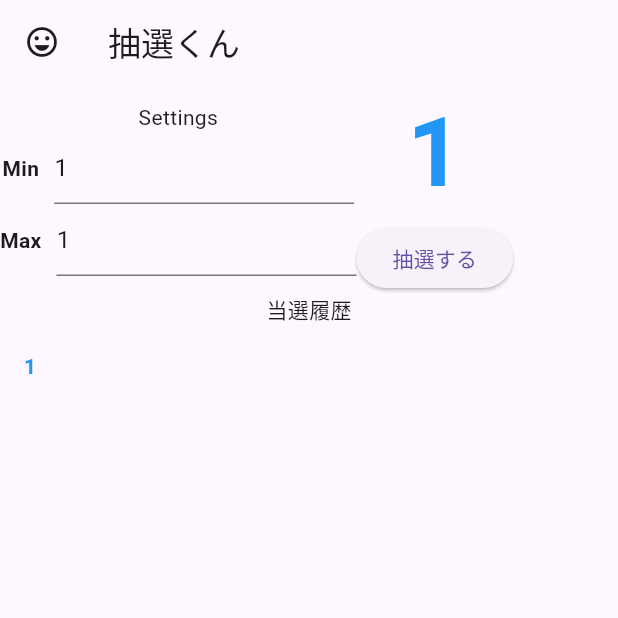
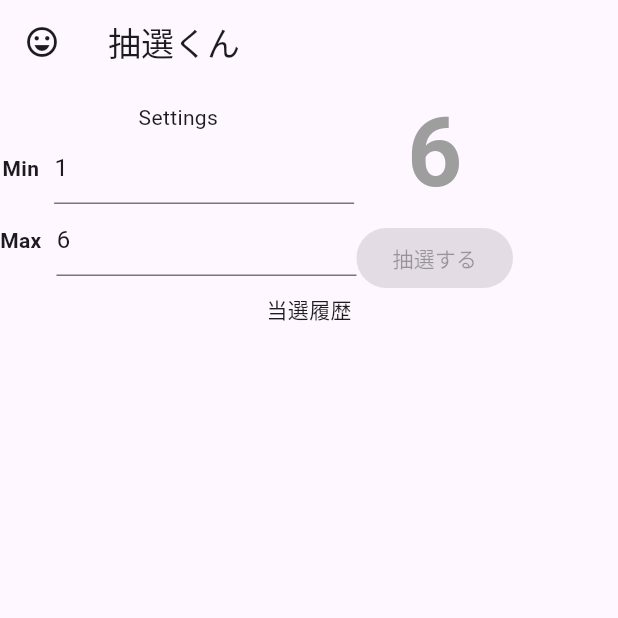
Before and after one commit to dj-kusuha/lottery, a Flutter app: the screen it shows after launch, after a tap on "抽選する", on a phone screen of 412 x 824 dp, the top half of it. Run offline on Flutter 3.47's test engine with Material 3 defaults, Android fonts, the light colour scheme and no system bars; our stand-ins replace flutter_hooks, hooks_riverpod, riverpod_annotation; generated files the repository leaves out were written again.

Commit message:
feature: 抽選時に演出を入れた

```diff
--- a/lib/main.dart
+++ b/lib/main.dart
@@ -4,6 +4,7 @@ import 'package:flutter/material.dart';
 import 'package:flutter_hooks/flutter_hooks.dart';
 import 'package:hooks_riverpod/hooks_riverpod.dart';
 import 'package:lottery/state/history_state.dart';
+import 'package:lottery/state/roulette_state.dart';
 import 'package:lottery/view/history_widget.dart';
 
 import 'state/settings_state.dart';
@@ -24,12 +25,12 @@ class MainApp extends StatelessWidget {
           leading: const Icon(Icons.emoji_emotions_outlined),
           title: const Text('抽選くん'),
         ),
-        body: Column(children: [
+        body: const Column(children: [
           Row(children: [
-            const SettingsWidget(),
+            SettingsWidget(),
             ButtonTest(),
           ]),
-          const Expanded(
+          Expanded(
             child: HistoryWidget(),
           ),
         ]),
@@ -43,32 +44,34 @@ class MainApp extends StatelessWidget {
 // ボックスガチャは、抽選対象番号をリストに用意してその中で抽選したあと、
 // 抽選された番号をリストから消していけばよいだろう
 class ButtonTest extends HookConsumerWidget {
-  final _random = Random();
-
-  ButtonTest({super.key});
+  const ButtonTest({super.key});
 
   @override
   Widget build(BuildContext context, WidgetRef ref) {
-    final count = useState(0);
     final settings = ref.watch(settingsStateProvider);
+    final roulette = ref.watch(rouletteStateProvider);
 
     return SingleChildScrollView(
       child: Column(
         children: [
           Text(
-            '${count.value}',
-            style: const TextStyle(
-              color: Colors.blue,
+            '${roulette.value}',
+            style: TextStyle(
+              color: roulette.isSpinning ? Colors.grey : Colors.blue,
               fontSize: 64,
               fontWeight: FontWeight.bold,
             ),
           ),
           ElevatedButton(
-            onPressed: () {
-              final range = settings.max - settings.min + 1;
-              count.value = _random.nextInt(range) + settings.min;
-              ref.read(historyStateProvider.notifier).add(count.value);
-            },
+            onPressed: roulette.isSpinning
+                ? null
+                : () async {
+                    final result =
+                        await ref.read(rouletteStateProvider.notifier).spin(
+                              Duration(seconds: settings.rouletteSeconds),
+                            );
+                    ref.read(historyStateProvider.notifier).add(result);
+                  },
             child: const Text('抽選する'),
           ),
         ],
--- /dev/null
+++ b/lib/state/roulette_state.dart
@@ -0,0 +1,83 @@
+import 'dart:math';
+
+import 'package:lottery/state/settings_state.dart';
+import 'package:riverpod_annotation/riverpod_annotation.dart';
+
+part 'roulette_state.g.dart';
+
+class Roulette {
+  final bool isSpinning;
+  final int? spinningValue;
+  final int? result;
+
+  int get value => result ?? (spinningValue ?? 0);
+
+  Roulette({
+    required this.isSpinning,
+    required this.spinningValue,
+    required this.result,
+  });
+
+  Roulette copyWith({
+    bool? isSpinning,
+    int? spinningValue,
+    int? result,
+  }) {
+    return Roulette(
+      isSpinning: isSpinning ?? this.isSpinning,
+      spinningValue: spinningValue ?? this.spinningValue,
+      result: result ?? this.result,
+    );
+  }
+}
+
+@riverpod
+class RouletteState extends _$RouletteState {
+  final _random = Random();
+
+  @override
+  Roulette build() {
+    return Roulette(
+      isSpinning: false,
+      spinningValue: null,
+      result: null,
+    );
+  }
+
+  Future<int> spin(Duration duration) async {
+    state = Roulette(
+      isSpinning: true,
+      spinningValue: null,
+      result: null,
+    );
+
+    final dateTime = DateTime.now();
+
+    while (state.isSpinning) {
+      state = state.copyWith(
+        spinningValue: _getRandomValue(),
+      );
+      await Future.delayed(const Duration(milliseconds: 100));
+
+      // 指定した時間が経過したらルーレットを停止する
+      if (DateTime.now().difference(dateTime) >= duration) {
+        break;
+      }
+    }
+
+    state = Roulette(
+      isSpinning: false,
+      spinningValue: null,
+      result: state.spinningValue,
+    );
+
+    return state.result!;
+  }
+
+  int _getRandomValue() {
+    final settings = ref.watch(settingsStateProvider);
+    final minValue = min(settings.max, settings.min);
+    final maxValue = max(settings.max, settings.min);
+    return _random.nextInt(maxValue - minValue) + minValue + 1;
+  }
+}
--- a/lib/state/settings_state.dart
+++ b/lib/state/settings_state.dart
@@ -5,31 +5,49 @@ part 'settings_state.g.dart';
 class Settings {
   final int min;
   final int max;
+  final int rouletteSeconds;
 
   Settings({
     required this.min,
     required this.max,
+    required this.rouletteSeconds,
   });
+
+  Settings copyWith({
+    int? min,
+    int? max,
+    int? rouletteSeconds,
+  }) {
+    return Settings(
+      min: min ?? this.min,
+      max: max ?? this.max,
+      rouletteSeconds: rouletteSeconds ?? this.rouletteSeconds,
+    );
+  }
 }
 
 @riverpod
 class SettingsState extends _$SettingsState {
   @override
   Settings build() {
-    return Settings(min: 1, max: 1);
+    return Settings(min: 1, max: 6, rouletteSeconds: 3);
   }
 
   void setMin(int min) {
-    state = Settings(
+    state = state.copyWith(
       min: min,
-      max: state.max,
     );
   }
 
   void setMax(int max) {
-    state = Settings(
-      min: state.min,
+    state = state.copyWith(
       max: max,
     );
   }
+
+  void setRouletteSeconds(int rouletteSeconds) {
+    state = state.copyWith(
+      rouletteSeconds: rouletteSeconds,
+    );
+  }
 }
```
Also changed, not shown: lib/state/roulette_state.g.dart (added).
